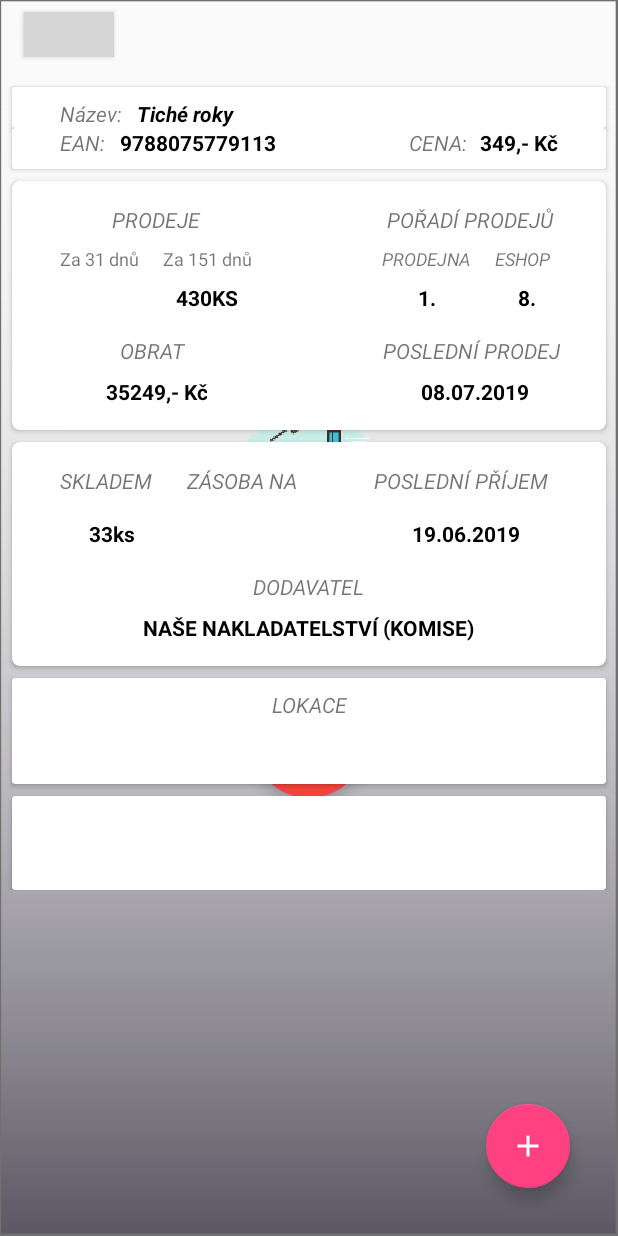
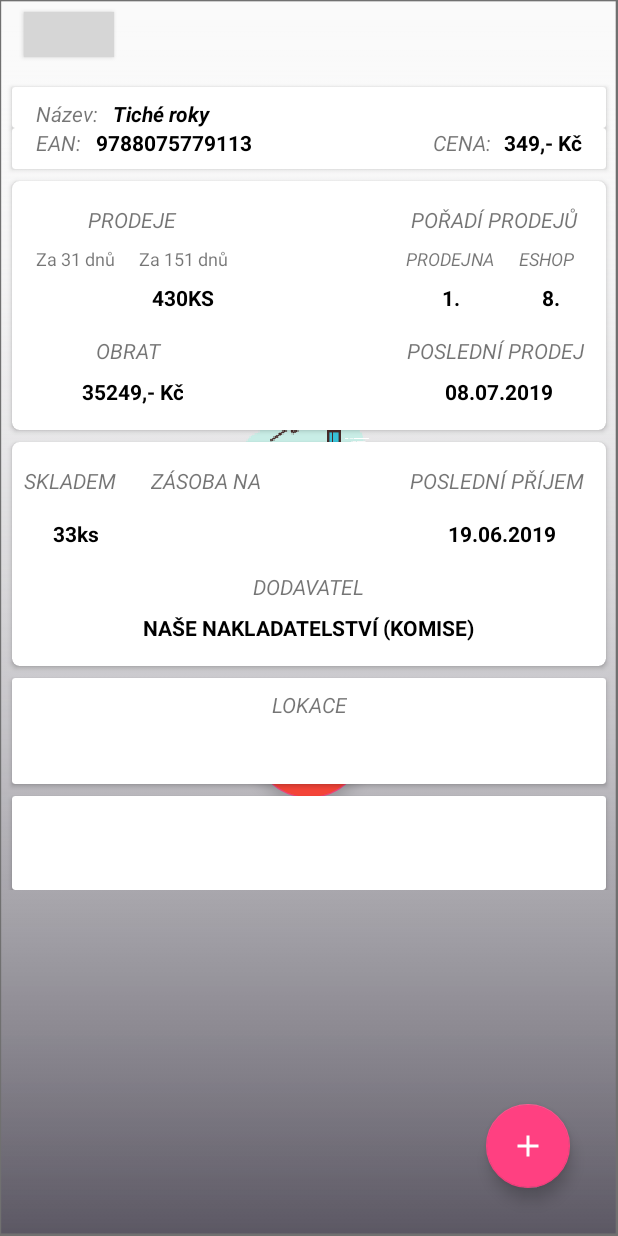
Before and after one commit to MichalTrojek/AnalyzaProdeju, an Android app: the fragment DetailFragment placed in its activity, on a phone screen of 412 x 824 dp. Run offline under Robolectric (Android 15) with nearby library versions, the phone set to English and light mode, and no system bars; Roboto replaces fonts that are not available here; 2 statements that could not run were skipped; grey boxes are pictures that could not be loaded.

Commit message:
ui changes

```diff
--- a/app/src/main/AndroidManifest.xml
+++ b/app/src/main/AndroidManifest.xml
@@ -23,7 +23,6 @@
         android:icon="@mipmap/ic_launcher"
         android:label="@string/app_name"
         android:networkSecurityConfig="@xml/network_security_config"
-        android:roundIcon="@mipmap/ic_launcher_round"
         android:supportsRtl="true"
         android:theme="@style/AppTheme">
         <activity android:name=".MainActivity">
--- a/app/src/main/res/layout/fragment_detail.xml
+++ b/app/src/main/res/layout/fragment_detail.xml
@@ -18,7 +18,7 @@
         app:layout_constraintStart_toStartOf="parent"
         app:layout_constraintTop_toTopOf="parent"
         app:layout_constraintVertical_bias="0.0"
-        tools:visibility="gone">
+        tools:visibility="visible">
 
         <androidx.constraintlayout.widget.ConstraintLayout
             android:layout_width="match_parent"
@@ -137,7 +137,7 @@
                         android:id="@+id/salesDaysOneTextView"
                         android:layout_width="wrap_content"
                         android:layout_height="wrap_content"
-                        android:layout_marginStart="32dp"
+                        android:layout_marginStart="16dp"
                         android:layout_marginTop="8dp"
                         android:text="Za 31 dnů"
                         android:textAlignment="center"
@@ -258,7 +258,7 @@
                         android:id="@+id/textView5"
                         android:layout_width="wrap_content"
                         android:layout_height="wrap_content"
-                        android:layout_marginEnd="32dp"
+                        android:layout_marginEnd="16dp"
                         android:text="ESHOP  "
                         android:textAlignment="center"
                         android:textSize="12sp"
@@ -342,7 +342,7 @@
                         android:id="@+id/textView13"
                         android:layout_width="wrap_content"
                         android:layout_height="wrap_content"
-                        android:layout_marginStart="32dp"
+                        android:layout_marginStart="16dp"
                         android:layout_marginTop="8dp"
                         android:text="Název:   "
                         android:textStyle="italic"
@@ -382,7 +382,7 @@
                         android:id="@+id/textView15"
                         android:layout_width="wrap_content"
                         android:layout_height="wrap_content"
-                        android:layout_marginStart="32dp"
+                        android:layout_marginStart="16dp"
                         android:layout_marginBottom="8dp"
                         android:text="EAN:   "
                         android:textStyle="italic"
@@ -414,7 +414,7 @@
                         android:id="@+id/priceTextView"
                         android:layout_width="wrap_content"
                         android:layout_height="wrap_content"
-                        android:layout_marginEnd="32dp"
+                        android:layout_marginEnd="16dp"
                         android:text="349,- Kč"
                         android:textColor="#000000"
                         android:textStyle="bold"
@@ -444,7 +444,7 @@
                         android:id="@+id/textView16"
                         android:layout_width="wrap_content"
                         android:layout_height="wrap_content"
-                        android:layout_marginStart="32dp"
+                        android:layout_marginStart="8dp"
                         android:text="SKLADEM  "
                         android:textStyle="italic"
                         app:layout_constraintStart_toStartOf="parent"
@@ -518,7 +518,7 @@
                         android:layout_width="wrap_content"
                         android:layout_height="wrap_content"
                         android:layout_marginTop="16dp"
-                        android:layout_marginEnd="32dp"
+                        android:layout_marginEnd="8dp"
                         android:text="POSLEDNÍ PŘÍJEM  "
                         android:textStyle="italic"
                         app:layout_constraintEnd_toEndOf="parent"
@@ -561,7 +561,7 @@
         app:layout_constraintBottom_toTopOf="@+id/orderFab"
         app:layout_constraintStart_toStartOf="@+id/orderFab"
         app:srcCompat="@drawable/ic_add_black_24dp"
-        tools:visibility="visible" />
+        tools:visibility="gone" />
 
     <com.google.android.material.floatingactionbutton.FloatingActionButton
         android:id="@+id/orderFab"
@@ -577,7 +577,7 @@
         app:layout_constraintBottom_toTopOf="@+id/addFab"
         app:layout_constraintStart_toStartOf="@+id/addFab"
         app:srcCompat="@drawable/ic_add_black_24dp"
-        tools:visibility="visible" />
+        tools:visibility="gone" />
 
     <com.google.android.material.floatingactionbutton.FloatingActionButton
         android:id="@+id/addFab"
@@ -589,20 +589,6 @@
         android:src="@drawable/ic_add_black_24dp"
         app:layout_constraintBottom_toBottomOf="parent"
         app:layout_constraintEnd_toEndOf="parent"
-        tools:visibility="visible" />
-
-    <Button
-        android:id="@+id/saveButtonDetail"
-        style="@style/Widget.AppCompat.Button.Colored"
-        android:layout_width="wrap_content"
-        android:layout_height="wrap_content"
-        android:layout_marginStart="8dp"
-        android:layout_marginBottom="16dp"
-        android:enabled="false"
-        android:text="Uložit"
-        android:visibility="gone"
-        app:layout_constraintBottom_toTopOf="@+id/ordersInput"
-        app:layout_constraintStart_toStartOf="@+id/ordersInput"
         tools:visibility="visible" />
 
     <EditText
@@ -626,7 +612,21 @@
         app:layout_constraintEnd_toEndOf="parent"
         app:layout_constraintStart_toStartOf="parent"
         app:layout_constraintTop_toTopOf="parent"
-        tools:visibility="visible" />
+        tools:visibility="gone" />
+
+    <Button
+        android:id="@+id/saveButtonDetail"
+        style="@style/Widget.AppCompat.Button.Colored"
+        android:layout_width="wrap_content"
+        android:layout_height="wrap_content"
+        android:layout_marginStart="8dp"
+        android:layout_marginBottom="16dp"
+        android:enabled="false"
+        android:text="Uložit"
+        android:visibility="gone"
+        app:layout_constraintBottom_toTopOf="@+id/ordersInput"
+        app:layout_constraintStart_toStartOf="@+id/ordersInput"
+        tools:visibility="gone" />
 
     <TextView
         android:id="@+id/returnsLabelTextView"
@@ -641,7 +641,7 @@
         app:layout_constraintHorizontal_bias="0.0"
         app:layout_constraintStart_toStartOf="@+id/orderLabelTextView"
         app:layout_constraintTop_toTopOf="@+id/returnFab"
-        tools:visibility="visible" />
+        tools:visibility="gone" />
 
     <TextView
         android:id="@+id/orderLabelTextView"
@@ -654,7 +654,7 @@
         android:visibility="gone"
         app:layout_constraintEnd_toStartOf="@+id/orderFab"
         app:layout_constraintTop_toTopOf="@+id/orderFab"
-        tools:visibility="visible" />
+        tools:visibility="gone" />
 
     <Button
         android:id="@+id/backButtonDetail"
@@ -666,7 +666,7 @@
         android:visibility="gone"
         app:layout_constraintEnd_toEndOf="@+id/ordersInput"
         app:layout_constraintTop_toTopOf="@+id/saveButtonDetail"
-        tools:visibility="visible" />
+        tools:visibility="gone" />
 
 
 </androidx.constraintlayout.widget.ConstraintLayout>
--- a/app/src/main/res/mipmap-anydpi-v26/ic_launcher.xml
+++ /dev/null
@@ -1,5 +0,0 @@
-<?xml version="1.0" encoding="utf-8"?>
-<adaptive-icon xmlns:android="http://schemas.android.com/apk/res/android">
-    <background android:drawable="@drawable/ic_launcher_background"/>
-    <foreground android:drawable="@drawable/ic_launcher_foreground"/>
-</adaptive-icon>
--- a/app/src/main/res/mipmap-anydpi-v26/ic_launcher_round.xml
+++ /dev/null
@@ -1,5 +0,0 @@
-<?xml version="1.0" encoding="utf-8"?>
-<adaptive-icon xmlns:android="http://schemas.android.com/apk/res/android">
-    <background android:drawable="@drawable/ic_launcher_background"/>
-    <foreground android:drawable="@drawable/ic_launcher_foreground"/>
-</adaptive-icon>
--- a/app/src/main/res/values/strings.xml
+++ b/app/src/main/res/values/strings.xml
@@ -1,5 +1,5 @@
 <resources>
-    <string name="app_name">AnalyzaProdeju</string>
+    <string name="app_name">Analýza Prodejů</string>
 
 
     <string name="db_version">Verze aplikace: 1</string>
```
Also changed, not shown: app/src/main/res/mipmap-hdpi/ic_launcher.png, app/src/main/res/mipmap-hdpi/ic_launcher_round.png (deleted), app/src/main/res/mipmap-mdpi/ic_launcher.png, app/src/main/res/mipmap-mdpi/ic_launcher_round.png (deleted), app/src/main/res/mipmap-xhdpi/ic_launcher.png, app/src/main/res/mipmap-xhdpi/ic_launcher_round.png (deleted), app/src/main/res/mipmap-xxhdpi/ic_launcher.png, app/src/main/res/mipmap-xxhdpi/ic_launcher_round.png (deleted), app/src/main/res/mipmap-xxxhdpi/ic_launcher.png, app/src/main/res/mipmap-xxxhdpi/ic_launcher_round.png (deleted).
